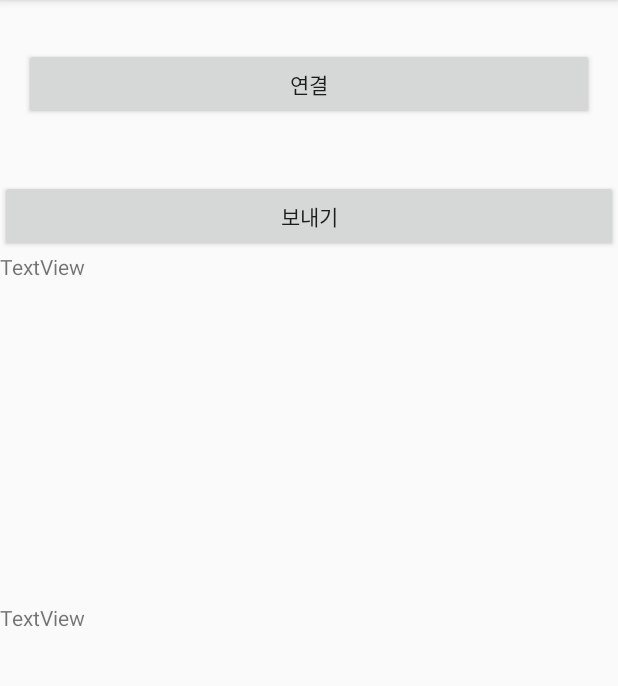
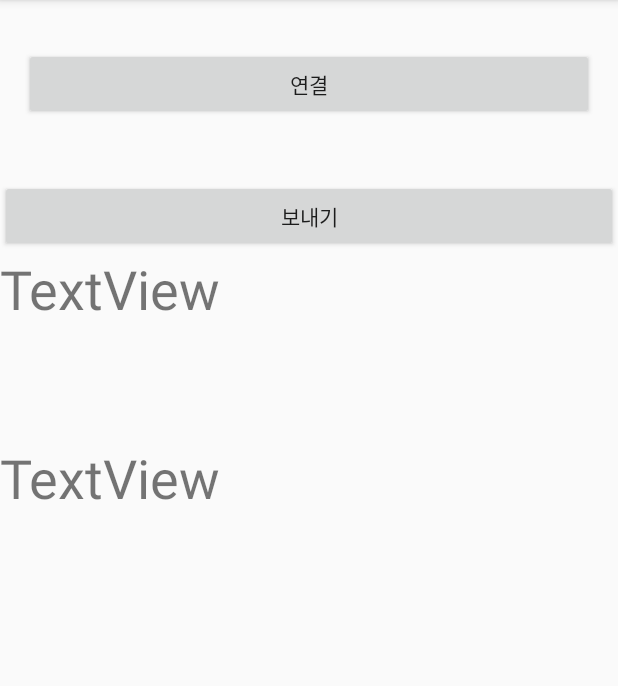
Before and after one commit to hse801/EyeShoe, an Android app: the screen it shows after launch (MainActivity), on a phone screen of 412 x 824 dp, the part 84-770 px from its top. Run offline under Robolectric (Android 15) with nearby library versions, the light colour scheme and no system bars; libraries missing offline, so code that uses them is left out: app.akexorcist.bluetotohspp; 5 statements that could not run were skipped.

Commit message:
3.4일 업데이트

```diff
--- a/app/src/main/java/com/example/sinbal/MainActivity.java
+++ b/app/src/main/java/com/example/sinbal/MainActivity.java
@@ -51,6 +51,7 @@ public class MainActivity extends AppCompatActivity {
             public void onDataReceived(byte[] data, String message) { //데이터 수신용 코드 추가
 
 
+
                 String[] array = message.split(",");
 
                 distance22.setText(array[0].concat("cm"));
@@ -61,13 +62,14 @@ public class MainActivity extends AppCompatActivity {
                 if(distance2<30){
                     final MediaPlayer mp = MediaPlayer.create(MainActivity.this, R.raw.beep);
                     mp.start();
-
                 }
-                if(distance3<30){
-                    final MediaPlayer mp = MediaPlayer.create(MainActivity.this, R.raw.beep);
+                if(distance3<30) {
+                    final MediaPlayer mp = MediaPlayer.create(MainActivity.this, R.raw.thunder);
                     mp.start();
                 }
+
             }
+
         });
 
 
--- a/app/src/main/res/layout/activity_main.xml
+++ b/app/src/main/res/layout/activity_main.xml
@@ -30,14 +30,16 @@
     <TextView
         android:id="@+id/distance2"
         android:layout_width="match_parent"
-        android:layout_height="234dp"
-        android:text="TextView" />
+        android:layout_height="126dp"
+        android:text="TextView"
+        android:textSize="36sp" />
 
     <TextView
         android:id="@+id/distance3"
         android:layout_width="match_parent"
-        android:layout_height="259dp"
-        android:text="TextView" />
+        android:layout_height="134dp"
+        android:text="TextView"
+        android:textSize="36sp" />
 
 
 </LinearLayout>
```
Also changed, not shown: 1 other file.
